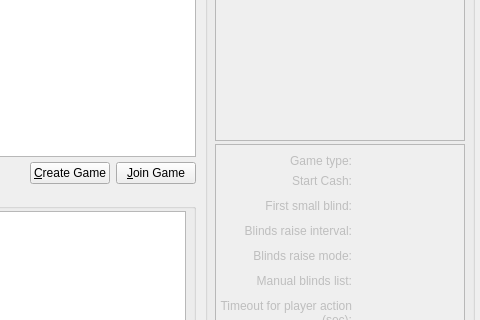
The window that src/gui/qt/gamelobbydialog.ui (pokerth/pokerth) describes before a commit, drawn with Qt 5; both pictures show x 395 to 875 and y 123 to 443 of the 875 by 570 pixel window.
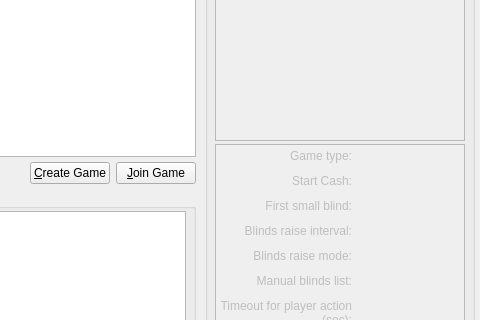
The same window after the commit. Icons and pictures are not drawn.

The edit to the form file:
```diff
--- a/src/gui/qt/gamelobbydialog.ui
+++ b/src/gui/qt/gamelobbydialog.ui
@@ -440,7 +440,7 @@
              <string>Game type:</string>
             </property>
             <property name="alignment">
-             <set>Qt::AlignRight|Qt::AlignTrailing|Qt::AlignVCenter</set>
+             <set>Qt::AlignRight|Qt::AlignTop|Qt::AlignTrailing</set>
             </property>
             <property name="wordWrap">
              <bool>true</bool>
```
Left out of the diff: 4 changed lines with no effect on the pictures.
